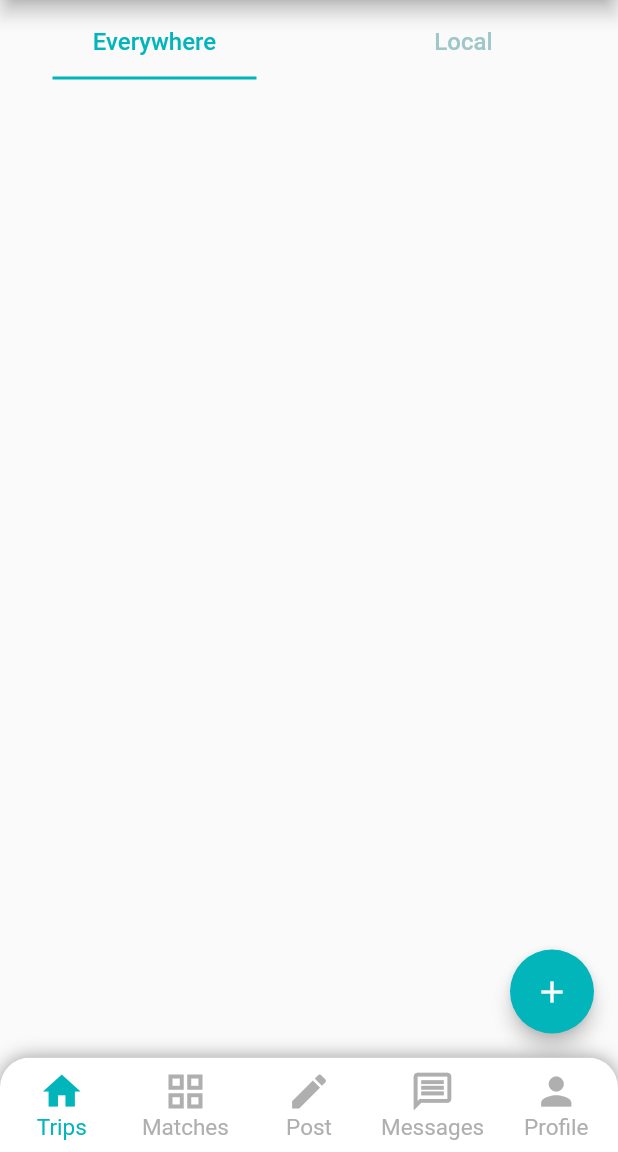
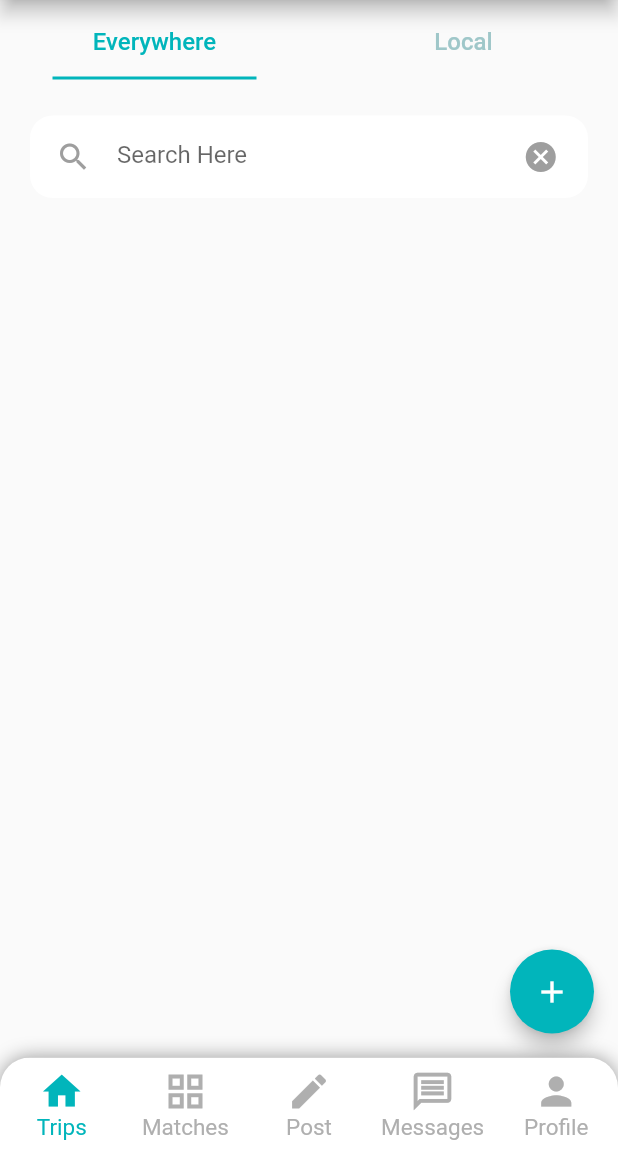
Before and after one commit to vishal2001prajapati/travel-pal-s, a Flutter app: the TripsScreenBottomNavigation screen opened directly, on a phone screen of 412 x 824 dp, the part 84-1236 px from its top. Run offline on Flutter 3.47's test engine with Material 2 defaults, Android fonts, the phone set to English and light mode, and no system bars; our stand-ins replace flutter_screenutil, get, pin_code_fields; missing offline and left inert: dart:ffi, flutter_multi_select_items; Roboto replaces fonts that are missing (AmsiProNarw-Regular.otf, AmsiProNarw-SemiBold.otf, MuseoSans-Bold.otf).

Commit message:
'searchView add'

```diff
--- /dev/null
+++ b/lib/trips_screen/local_screen.dart
@@ -0,0 +1,89 @@
+import 'package:flutter/material.dart';
+
+class LocalScreen extends StatefulWidget {
+  const LocalScreen({Key? key}) : super(key: key);
+
+  @override
+  State<LocalScreen> createState() => _LocalScreenState();
+}
+
+class _LocalScreenState extends State<LocalScreen> {
+  TextEditingController searchController = TextEditingController();
+
+  @override
+  Widget build(BuildContext context) {
+    return Scaffold(
+        body: Column(
+      children: [
+        SingleChildScrollView(
+          child: Expanded(
+            child: Column(
+              children: [
+                SizedBox(
+                  height: 24,
+                ),
+                Container(
+                  height: 55,
+                  //width: MediaQuery.of(context).size.width,
+                  margin:
+                      const EdgeInsets.only(left: 20, right: 20, bottom: 20),
+                  decoration: const BoxDecoration(
+                      color: Colors.white,
+                      borderRadius: BorderRadius.all(Radius.circular(15))),
+                  padding: const EdgeInsets.all(10),
+                  child: TextFormField(
+                      controller: searchController,
+                      /*    onFieldSubmitted: (v) async {
+                        setState(() {
+                          _showRecentSearch = v.length == 0;
+                        });
+                        if (_tabController.index == 0) {
+                          await _mEvents.getUserSearch(
+                              isRefersh: true, searchText: _mEvents.titleCtrl.text);
+                        } else {
+                          await _mEvents.getPollSearch(
+                              isRefersh: true, searchText: _mEvents.titleCtrl.text);
+                        }
+                        setState(() {});
+                        print(v.length);
+                      },*/
+                      textInputAction: TextInputAction.search,
+                      /* style: AppString.normal(AppColor.black, 14),*/
+                      decoration: InputDecoration(
+                        prefixIcon: const Padding(
+                          padding: EdgeInsets.only(
+                              top: 5.0, bottom: 5.0, right: 10.0),
+                          child: Icon(
+                            Icons.search,
+                            color: Colors.grey,
+                          ),
+                        ),
+                        suffixIcon: Padding(
+                          padding: const EdgeInsets.only(
+                              left: 10, top: 5.0, bottom: 5.0, right: 5.0),
+                          child: GestureDetector(
+                            onTap: () {
+                              searchController.text = '';
+
+                              /* _mEvents.titleCtrl.text = "";
+                              _showRecentSearch = true;
+                              _mEvents.loadPref();*/
+                            },
+                            child: const Icon(
+                              Icons.cancel,
+                              color: Colors.grey,
+                            ),
+                          ),
+                        ),
+                        border: InputBorder.none,
+                        hintText: "Search Here",
+                      )),
+                ),
+              ],
+            ),
+          ),
+        )
+      ],
+    ));
+  }
+}
--- a/lib/trips_screen/trips_navigation_screen.dart
+++ b/lib/trips_screen/trips_navigation_screen.dart
@@ -18,15 +18,6 @@ class TripsScreenBottomNavigation extends StatefulWidget {
 
 class _TripsScreenBottomNavigationState
     extends State<TripsScreenBottomNavigation> {
-  int _currentIndex = 0;
-  final screen = [
-    TripsScreen(),
-    MatchesScreen(),
-    PostsScreen(),
-    MessagesScreen(),
-    ProfileScreen()
-  ];
-
   @override
   Widget build(BuildContext context) {
     LandingPageController landingPageController =
--- a/lib/trips_screen/trips_screen.dart
+++ b/lib/trips_screen/trips_screen.dart
@@ -1,6 +1,7 @@
 import 'package:flutter/material.dart';
 
 import '../utils/colors.dart';
+import 'local_screen.dart';
 
 class TripsScreen extends StatefulWidget {
   const TripsScreen({Key? key}) : super(key: key);
@@ -51,7 +52,7 @@ class _TripsScreenState extends State<TripsScreen> {
               color: Colors.white,
             )),
         body: Column(
-          children: [
+          children: const [
             SizedBox(
               height: 5,
             ),
@@ -67,6 +68,11 @@ class _TripsScreenState extends State<TripsScreen> {
               unselectedLabelColor: Color(0xff9FC7C9),
               tabs: [Tab(text: "Everywhere"), Tab(text: "Local")],
             ),
+            Expanded(
+              child: TabBarView(
+                children: [LocalScreen(),LocalScreen()],
+              ),
+            ),
           ],
         ),
       ),
```
